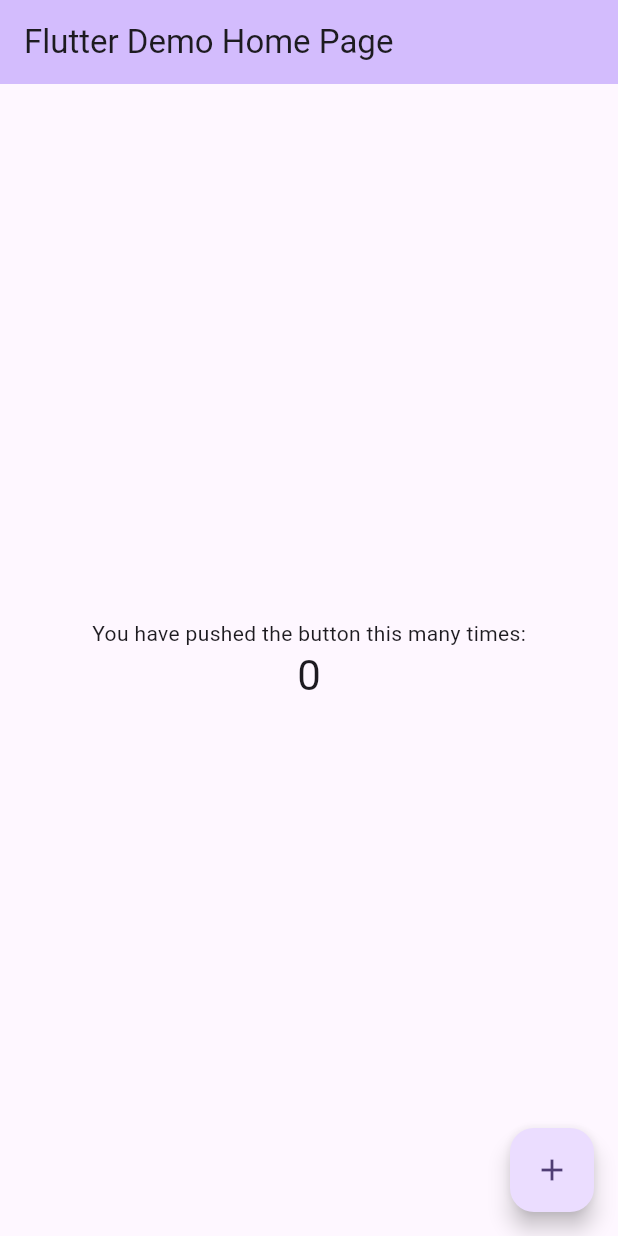
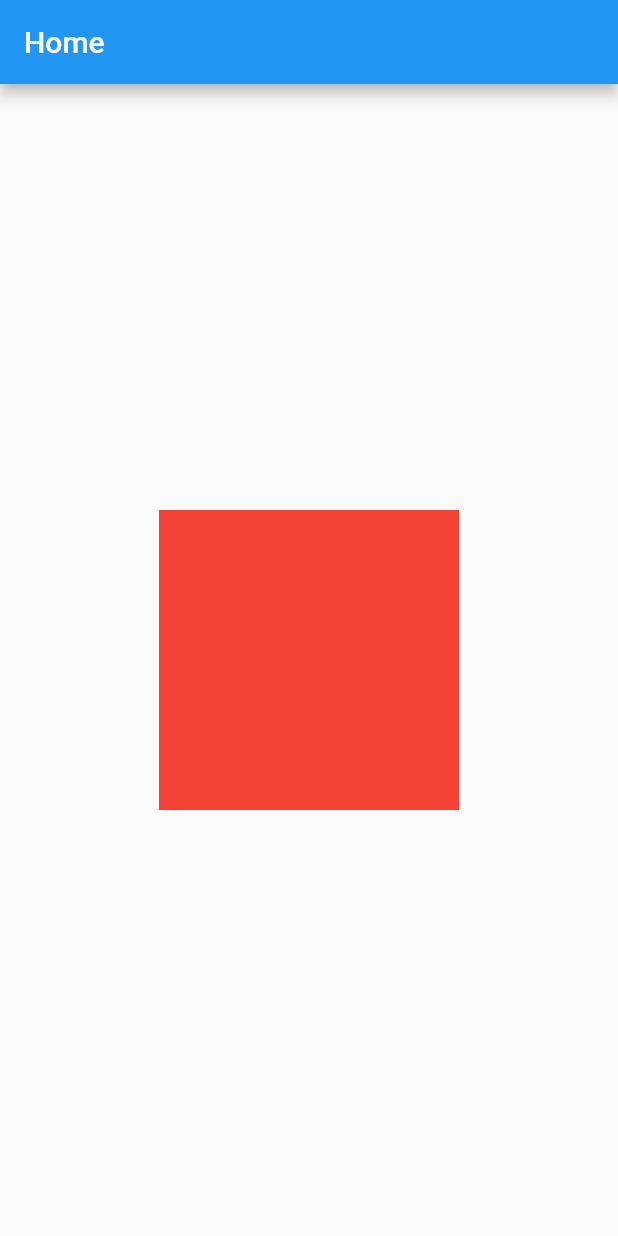
Before and after one commit to csearafat01/flutter_module_7, a Flutter app: the screen it shows after launch, on a phone screen of 412 x 824 dp. Run offline on Flutter 3.47's test engine with Material 2 defaults, Android fonts, the light colour scheme and no system bars.

Commit message:
Layout Builder

```diff
--- a/lib/main.dart
+++ b/lib/main.dart
@@ -1,125 +1,42 @@
+import 'package:flutter/cupertino.dart';
 import 'package:flutter/material.dart';
 
-void main() {
+void main(){
   runApp(const MyApp());
 }
-
 class MyApp extends StatelessWidget {
   const MyApp({super.key});
 
-  // This widget is the root of your application.
   @override
   Widget build(BuildContext context) {
-    return MaterialApp(
-      title: 'Flutter Demo',
-      theme: ThemeData(
-        // This is the theme of your application.
-        //
-        // TRY THIS: Try running your application with "flutter run". You'll see
-        // the application has a blue toolbar. Then, without quitting the app,
-        // try changing the seedColor in the colorScheme below to Colors.green
-        // and then invoke "hot reload" (save your changes or press the "hot
-        // reload" button in a Flutter-supported IDE, or press "r" if you used
-        // the command line to start the app).
-        //
-        // Notice that the counter didn't reset back to zero; the application
-        // state is not lost during the reload. To reset the state, use hot
-        // restart instead.
-        //
-        // This works for code too, not just values: Most code changes can be
-        // tested with just a hot reload.
-        colorScheme: ColorScheme.fromSeed(seedColor: Colors.deepPurple),
-        useMaterial3: true,
-      ),
-      home: const MyHomePage(title: 'Flutter Demo Home Page'),
+    return const MaterialApp(
+      debugShowCheckedModeBanner: false,
+      title: 'flutter module 7',
+      home: HomeScreen(),
     );
   }
 }
-
-class MyHomePage extends StatefulWidget {
-  const MyHomePage({super.key, required this.title});
-
-  // This widget is the home page of your application. It is stateful, meaning
-  // that it has a State object (defined below) that contains fields that affect
-  // how it looks.
-
-  // This class is the configuration for the state. It holds the values (in this
-  // case the title) provided by the parent (in this case the App widget) and
-  // used by the build method of the State. Fields in a Widget subclass are
-  // always marked "final".
-
-  final String title;
-
-  @override
-  State<MyHomePage> createState() => _MyHomePageState();
-}
-
-class _MyHomePageState extends State<MyHomePage> {
-  int _counter = 0;
-
-  void _incrementCounter() {
-    setState(() {
-      // This call to setState tells the Flutter framework that something has
-      // changed in this State, which causes it to rerun the build method below
-      // so that the display can reflect the updated values. If we changed
-      // _counter without calling setState(), then the build method would not be
-      // called again, and so nothing would appear to happen.
-      _counter++;
-    });
-  }
+class HomeScreen extends StatelessWidget {
+  const HomeScreen({super.key});
 
   @override
   Widget build(BuildContext context) {
-    // This method is rerun every time setState is called, for instance as done
-    // by the _incrementCounter method above.
-    //
-    // The Flutter framework has been optimized to make rerunning build methods
-    // fast, so that you can just rebuild anything that needs updating rather
-    // than having to individually change instances of widgets.
     return Scaffold(
       appBar: AppBar(
-        // TRY THIS: Try changing the color here to a specific color (to
-        // Colors.amber, perhaps?) and trigger a hot reload to see the AppBar
-        // change color while the other colors stay the same.
-        backgroundColor: Theme.of(context).colorScheme.inversePrimary,
-        // Here we take the value from the MyHomePage object that was created by
-        // the App.build method, and use it to set our appbar title.
-        title: Text(widget.title),
+        title: Text('Home'),
       ),
       body: Center(
-        // Center is a layout widget. It takes a single child and positions it
-        // in the middle of the parent.
-        child: Column(
-          // Column is also a layout widget. It takes a list of children and
-          // arranges them vertically. By default, it sizes itself to fit its
-          // children horizontally, and tries to be as tall as its parent.
-          //
-          // Column has various properties to control how it sizes itself and
-          // how it positions its children. Here we use mainAxisAlignment to
-          // center the children vertically; the main axis here is the vertical
-          // axis because Columns are vertical (the cross axis would be
-          // horizontal).
-          //
-          // TRY THIS: Invoke "debug painting" (choose the "Toggle Debug Paint"
-          // action in the IDE, or press "p" in the console), to see the
-          // wireframe for each widget.
-          mainAxisAlignment: MainAxisAlignment.center,
-          children: <Widget>[
-            const Text(
-              'You have pushed the button this many times:',
-            ),
-            Text(
-              '$_counter',
-              style: Theme.of(context).textTheme.headlineMedium,
-            ),
-          ],
+        child: LayoutBuilder(
+          builder: (BuildContext context, BoxConstraints constraints){
+            if(constraints.maxWidth > 500){
+              return Container(color: Colors.green,height: 400,width: 400);
+            }else{
+              return Container(color: Colors.red, height: 200,width: 200);
+            }
+
+          },
         ),
       ),
-      floatingActionButton: FloatingActionButton(
-        onPressed: _incrementCounter,
-        tooltip: 'Increment',
-        child: const Icon(Icons.add),
-      ), // This trailing comma makes auto-formatting nicer for build methods.
     );
   }
 }
```
